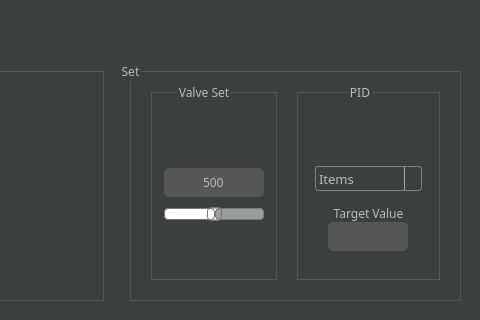
Before: the Qt Designer form mainwindow.ui in SundaySW/PumpBenchController, drawn with Qt 5; both pictures show x 624 to 1104 and y 574 to 894 of the 1104 by 894 pixel window.
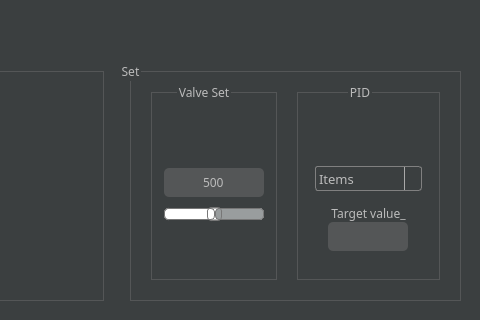
After: the same form once the commit is applied. Icons and pictures are not drawn. Custom widgets are drawn as their Qt base class.

The edit to the form file:
```diff
--- a/mainwindow.ui
+++ b/mainwindow.ui
@@ -1916,7 +1916,7 @@
                   </font>
                  </property>
                  <property name="text">
-                  <string>Target Value</string>
+                  <string>Target value_</string>
                  </property>
                  <property name="alignment">
                   <set>Qt::AlignCenter</set>
```
